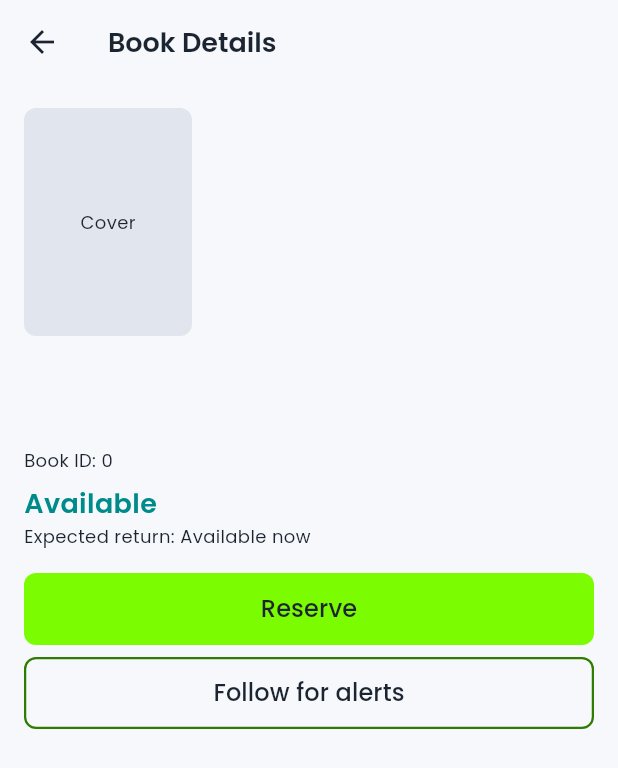
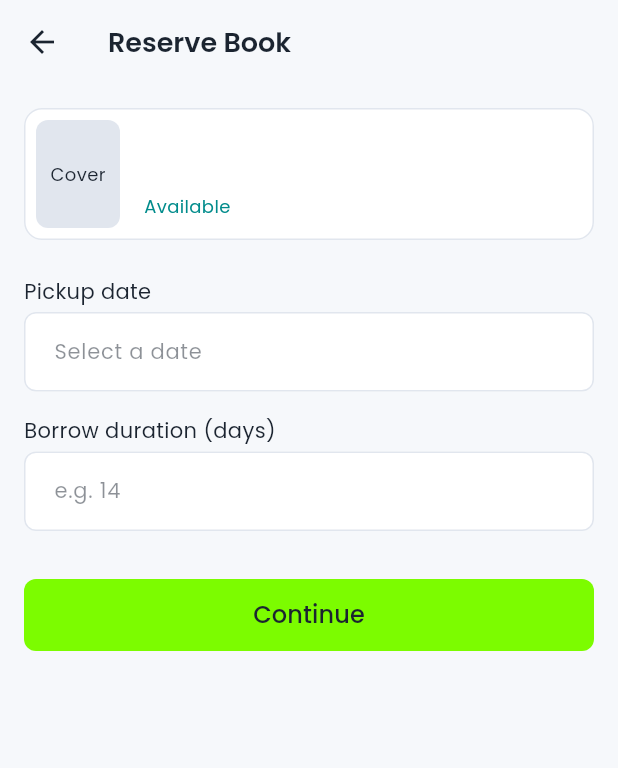
Before and after one commit to MurathanKbk/CS310-TERM-PROJECT-LIBRARY-HUB, a Flutter app: the BookDetailsScreen screen opened directly with empty values, after a tap on "Reserve", on a phone screen of 412 x 824 dp. Shown: the top 768 px of the screen. Run offline on Flutter 3.47's test engine with Material 3 defaults, Android fonts, the phone set to English and light mode, and no system bars.

Commit message:
Add reservation form with validation and confirmation dialog

```diff
--- a/lib/features/books/book_details_screen.dart
+++ b/lib/features/books/book_details_screen.dart
@@ -4,6 +4,7 @@ import '../../core/theme/app_text_styles.dart';
 import '../../core/widgets/app_button.dart';
 import '../../core/widgets/network_cover.dart';
 import '../../models/book.dart';
+import '../reservation/reservation_form_screen.dart';
 
 class BookDetailsScreen extends StatelessWidget{
   const BookDetailsScreen({super.key, required this.book});
@@ -49,10 +50,18 @@ class BookDetailsScreen extends StatelessWidget{
           ),
           const SizedBox(height: AppSpacing.md),
           //ONGUN rezervasyon reserve formuna giden yer burasi sende.
+          //Halletim. (ongun arda)
+
           AppButton(
             label: 'Reserve',
-            onPressed: book.isAvailable? () {} : null,
-          ),
+            onPressed: book.isAvailable
+                ? () => Navigator.of(context).push(
+              MaterialPageRoute<void>(
+                builder: (_) => ReservationFormScreen(book: book),
+              ),
+            )
+                : null,
+           ),
           const SizedBox(height: AppSpacing.sm),
           AppButton(label: 'Follow for alerts', outlined: true, onPressed:(){}),
         ],
--- /dev/null
+++ b/lib/features/reservation/reservation_form_screen.dart
@@ -0,0 +1,139 @@
+import 'package:flutter/material.dart';
+
+import '../../core/theme/app_spacing.dart';
+import '../../core/theme/app_text_styles.dart';
+import '../../core/widgets/app_button.dart';
+import '../../core/widgets/app_text_field.dart';
+import '../../core/widgets/book_card.dart';
+import '../../models/book.dart';
+
+/// Reservation form: pickup date + borrow duration.
+/// Validates inline and shows a confirmation dialog on success.
+class ReservationFormScreen extends StatefulWidget {
+  const ReservationFormScreen({super.key, required this.book});
+
+  final Book book;
+
+  @override
+  State<ReservationFormScreen> createState() => _ReservationFormScreenState();
+}
+
+class _ReservationFormScreenState extends State<ReservationFormScreen> {
+  final _dateController = TextEditingController();
+  final _durationController = TextEditingController();
+  String? _dateError;
+  String? _durationError;
+
+  @override
+  void dispose() {
+    _dateController.dispose();
+    _durationController.dispose();
+    super.dispose();
+  }
+
+  Future<void> _pickDate() async {
+    final now = DateTime.now();
+    final picked = await showDatePicker(
+      context: context,
+      initialDate: now,
+      firstDate: now,
+      lastDate: now.add(const Duration(days: 30)),
+    );
+    if (picked == null) return;
+    setState(() {
+      _dateController.text =
+      '${picked.day.toString().padLeft(2, '0')}/'
+          '${picked.month.toString().padLeft(2, '0')}/${picked.year}';
+      _dateError = null;
+    });
+  }
+
+  String? _validateDuration(String value) {
+    final text = value.trim();
+    if (text.isEmpty) return 'Please enter a borrow duration';
+    final days = int.tryParse(text);
+    if (days == null) return 'Duration must be a number';
+    if (days < 1 || days > 30) return 'Duration must be between 1 and 30 days';
+    return null;
+  }
+
+  void _submit() {
+    setState(() {
+      _dateError =
+      _dateController.text.isEmpty ? 'Please select a pickup date' : null;
+      _durationError = _validateDuration(_durationController.text);
+    });
+    if (_dateError != null || _durationError != null) return;
+    _showConfirmation();
+  }
+
+  Future<void> _showConfirmation() async {
+    final confirmed = await showDialog<bool>(
+      context: context,
+      builder: (dialogContext) => AlertDialog(
+        title: Text('Confirm Reservation', style: AppTextStyles.heading),
+        content: Text(
+          'Reserve "${widget.book.title}" for pickup on '
+              '${_dateController.text} '
+              'for ${_durationController.text.trim()} days?',
+          style: AppTextStyles.body,
+        ),
+        actions: [
+          TextButton(
+            onPressed: () => Navigator.of(dialogContext).pop(false),
+            child: const Text('Cancel'),
+          ),
+          FilledButton(
+            onPressed: () => Navigator.of(dialogContext).pop(true),
+            child: const Text('Confirm'),
+          ),
+        ],
+      ),
+    );
+    if (confirmed != true || !mounted) return;
+
+    ScaffoldMessenger.of(context).showSnackBar(
+      SnackBar(content: Text('"${widget.book.title}" reserved.')),
+    );
+    Navigator.of(context).pop();
+  }
+
+  @override
+  Widget build(BuildContext context) {
+    return Scaffold(
+      appBar: AppBar(
+        title: Text('Reserve Book', style: AppTextStyles.heading),
+        backgroundColor: Theme.of(context).scaffoldBackgroundColor,
+        scrolledUnderElevation: 0,
+      ),
+      body: ListView(
+        padding: const EdgeInsets.all(AppSpacing.screenPadding),
+        children: [
+          BookCard(book: widget.book),
+          const SizedBox(height: AppSpacing.lg),
+          AppTextField(
+            label: 'Pickup date',
+            hint: 'Select a date',
+            controller: _dateController,
+            errorText: _dateError,
+            readOnly: true,
+            onTap: _pickDate,
+          ),
+          const SizedBox(height: AppSpacing.md),
+          AppTextField(
+            label: 'Borrow duration (days)',
+            hint: 'e.g. 14',
+            controller: _durationController,
+            errorText: _durationError,
+            keyboardType: TextInputType.number,
+            onChanged: (_) {
+              if (_durationError != null) setState(() => _durationError = null);
+            },
+          ),
+          const SizedBox(height: AppSpacing.xl),
+          AppButton(label: 'Continue', onPressed: _submit),
+        ],
+      ),
+    );
+  }
+}
```
